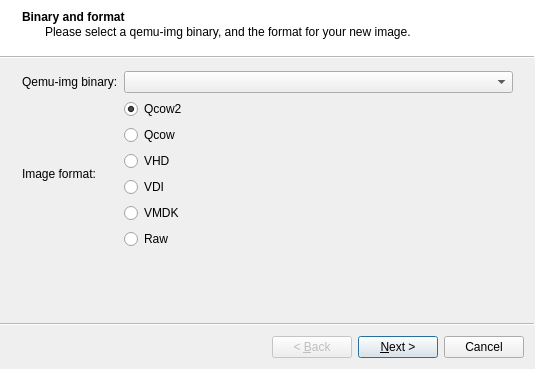
kaisenlinux/gns3-gui, file gns3/modules/qemu/ui/qemu_image_wizard.ui: the form before one commit.
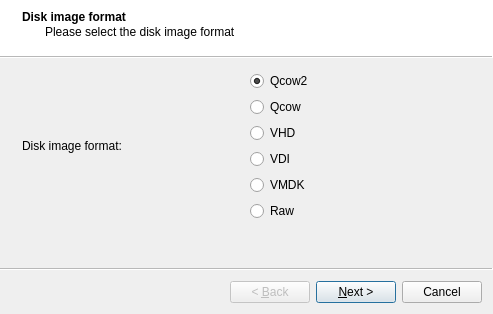
The form after the commit.

The edit to the form file:
```diff
--- a/gns3/modules/qemu/ui/qemu_image_wizard.ui
+++ b/gns3/modules/qemu/ui/qemu_image_wizard.ui
@@ -6,8 +6,8 @@
    <rect>
     <x>0</x>
     <y>0</y>
-    <width>535</width>
-    <height>369</height>
+    <width>493</width>
+    <height>314</height>
    </rect>
   </property>
   <property name="windowTitle">
@@ -21,37 +21,20 @@
   </property>
   <widget class="QWizardPage" name="uiBinaryWizardPage">
    <property name="title">
-    <string>Binary and format</string>
+    <string>Disk image format</string>
    </property>
    <property name="subTitle">
-    <string>Please select a qemu-img binary, and the format for your new image.</string>
+    <string>Please select the disk image format</string>
    </property>
    <layout class="QGridLayout" name="gridLayout">
     <item row="0" column="0">
-     <widget class="QLabel" name="uiBinaryLabel">
-      <property name="text">
-       <string>Qemu-img binary:</string>
-      </property>
-     </widget>
-    </item>
-    <item row="0" column="1">
-     <widget class="QComboBox" name="uiBinaryComboBox">
-      <property name="sizePolicy">
-       <sizepolicy hsizetype="Expanding" vsizetype="Fixed">
-        <horstretch>0</horstretch>
-        <verstretch>0</verstretch>
-       </sizepolicy>
-      </property>
-     </widget>
-    </item>
-    <item row="1" column="0">
      <widget class="QLabel" name="uiFormatLabel">
       <property name="text">
-       <string>Image format:</string>
+       <string>Disk image format:</string>
       </property>
      </widget>
     </item>
-    <item row="1" column="1">
+    <item row="0" column="1">
      <layout class="QVBoxLayout" name="verticalLayout_3">
       <item>
        <widget class="QRadioButton" name="uiFormatQcow2Radio">
```
Left out of the diff: 43 changed lines with no effect on the pictures. Lines whose indentation alone changed are shown as unchanged.
